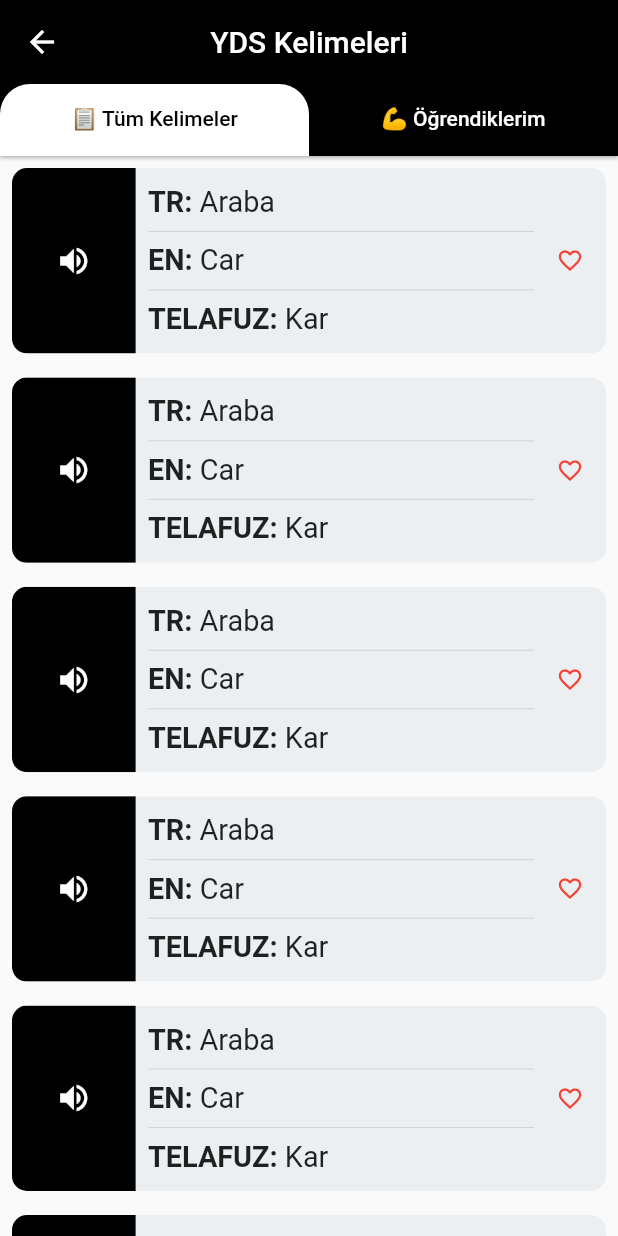
After one commit to imonursahin/language-app, a Flutter app: the CategoryPage screen opened directly, after a tap on "YDS Kelimeleri", on a phone screen of 412 x 824 dp. The commit adds this screen. Run offline on Flutter 3.47's test engine with Material 2 defaults, Android fonts, the phone set to English and light mode, and no system bars; our stand-ins replace sizer.

Commit message:
word list page and firebase

```diff
--- a/lib/Features/category_detail_page.dart
+++ /dev/null
@@ -1,15 +0,0 @@
-import 'package:flutter/material.dart';
-
-class CategoryDetailPage extends StatefulWidget {
-  const CategoryDetailPage({super.key});
-
-  @override
-  State<CategoryDetailPage> createState() => _CategoryDetailPageState();
-}
-
-class _CategoryDetailPageState extends State<CategoryDetailPage> {
-  @override
-  Widget build(BuildContext context) {
-    return Container();
-  }
-}
--- /dev/null
+++ b/lib/Features/category_detail_page/all_words_page.dart
@@ -0,0 +1,109 @@
+import 'package:flutter/material.dart';
+import 'package:sizer/sizer.dart';
+
+class AllWordsPage extends StatefulWidget {
+  const AllWordsPage({super.key});
+
+  @override
+  State<AllWordsPage> createState() => _AllWordsPageState();
+}
+
+class _AllWordsPageState extends State<AllWordsPage> {
+  @override
+  Widget build(BuildContext context) {
+    return Scaffold(
+      body: ListView.builder(
+          itemCount: 15,
+          shrinkWrap: true,
+          itemBuilder: (BuildContext context, int index) {
+            return Padding(
+              padding: const EdgeInsets.all(8.0),
+              child: ClipRRect(
+                borderRadius: BorderRadius.circular(10),
+                child: Container(
+                  height: 15.h,
+                  color: Colors.blueGrey[50],
+                  child: Row(
+                    children: <Widget>[
+                      Container(
+                        color: Colors.black,
+                        width: 20.w,
+                        height: 40.h,
+                        child: IconButton(
+                            onPressed: () {},
+                            icon: Icon(Icons.volume_up, color: Colors.white)),
+                      ),
+                      SizedBox(width: 2.w),
+                      Expanded(
+                        child: Column(
+                          crossAxisAlignment: CrossAxisAlignment.start,
+                          mainAxisAlignment: MainAxisAlignment.center,
+                          children: [
+                            Row(
+                              children: [
+                                Text(
+                                  "TR: ",
+                                  style: TextStyle(
+                                      fontWeight: FontWeight.bold,
+                                      fontSize: 14.sp),
+                                ),
+                                Text(
+                                  "Araba",
+                                  style: TextStyle(fontSize: 14.sp),
+                                ),
+                              ],
+                            ),
+                            Divider(),
+                            Row(
+                              children: [
+                                Text(
+                                  "EN: ",
+                                  style: TextStyle(
+                                      fontWeight: FontWeight.bold,
+                                      fontSize: 14.sp),
+                                ),
+                                Text(
+                                  "Car",
+                                  style: TextStyle(fontSize: 14.sp),
+                                ),
+                              ],
+                            ),
+                            Divider(),
+                            Row(
+                              children: [
+                                Text(
+                                  "TELAFUZ: ",
+                                  style: TextStyle(
+                                      fontWeight: FontWeight.bold,
+                                      fontSize: 14.sp),
+                                ),
+                                Text(
+                                  "Kar",
+                                  style: TextStyle(fontSize: 14.sp),
+                                ),
+                              ],
+                            ),
+                          ],
+                        ),
+                      ),
+                      IconButton(
+                          icon: "isFavorite" == true
+                              ? Icon(
+                                  Icons.favorite,
+                                  size: 18,
+                                )
+                              : Icon(
+                                  Icons.favorite_border_outlined,
+                                  size: 18,
+                                ),
+                          color: Colors.red,
+                          onPressed: () async {})
+                    ],
+                  ),
+                ),
+              ),
+            );
+          }),
+    );
+  }
+}
--- /dev/null
+++ b/lib/Features/category_detail_page/category_detail_page.dart
@@ -0,0 +1,54 @@
+import 'package:flutter/material.dart';
+
+import 'all_words_page.dart';
+
+class CategoryDetailPage extends StatefulWidget {
+  const CategoryDetailPage({super.key});
+
+  @override
+  State<CategoryDetailPage> createState() => _CategoryDetailPageState();
+}
+
+class _CategoryDetailPageState extends State<CategoryDetailPage> {
+  @override
+  Widget build(BuildContext context) {
+    return DefaultTabController(
+        length: 2,
+        child: SafeArea(
+          child: Scaffold(
+            appBar: AppBar(
+              backgroundColor: Colors.black,
+              title: Text("YDS Kelimeleri"),
+              centerTitle: true,
+              elevation: 1,
+              bottom: TabBar(
+                  labelColor: Colors.black,
+                  unselectedLabelColor: Colors.white,
+                  indicator: BoxDecoration(
+                      borderRadius: BorderRadius.only(
+                          topLeft: Radius.circular(20),
+                          topRight: Radius.circular(20)),
+                      color: Colors.white),
+                  tabs: [
+                    Tab(
+                      child: Align(
+                        alignment: Alignment.center,
+                        child: Text("📋 Tüm Kelimeler"),
+                      ),
+                    ),
+                    Tab(
+                      child: Align(
+                        alignment: Alignment.center,
+                        child: Text("💪 Öğrendiklerim"),
+                      ),
+                    ),
+                  ]),
+            ),
+            body: TabBarView(children: [
+              AllWordsPage(),
+              AllWordsPage(),
+            ]),
+          ),
+        ));
+  }
+}
--- a/lib/Features/category_page.dart
+++ b/lib/Features/category_page.dart
@@ -1,5 +1,7 @@
 import 'package:flutter/material.dart';
 import 'package:sizer/sizer.dart';
+
+import 'category_detail_page/category_detail_page.dart';
 
 class CategoryPage extends StatefulWidget {
   const CategoryPage({Key? key}) : super(key: key);
@@ -68,7 +70,15 @@ class _CategoryPageState extends State<CategoryPage> {
                   ),
                 ),
                 SizedBox(height: 2.h),
-                ClipRRect(
+                InkWell(
+                  onTap: () {
+                    Navigator.push(
+                      context,
+                      MaterialPageRoute(
+                          builder: (context) => CategoryDetailPage()),
+                    );
+                  },
+                  child: ClipRRect(
                     borderRadius: BorderRadius.circular(10),
                     child: Container(
                       height: 10.h,
@@ -77,8 +87,8 @@ class _CategoryPageState extends State<CategoryPage> {
                         children: <Widget>[
                           Container(
                             color: Colors.red,
-                          width: 70,
-                          height: 70,
+                            width: 20.w,
+                            height: 40.h,
                             child: Icon(Icons.travel_explore_rounded,
                                 color: Colors.white),
                           ),
@@ -105,6 +115,7 @@ class _CategoryPageState extends State<CategoryPage> {
                         ],
                       ),
                     ),
+                  ),
                 )
               ],
             )),
--- a/pubspec.yaml
+++ b/pubspec.yaml
@@ -37,6 +37,7 @@ dependencies:
   # Use with the CupertinoIcons class for iOS style icons.
   cupertino_icons: ^1.0.2
   sizer: ^2.0.15
+  vertical_card_pager: ^1.5.0
 
 dev_dependencies:
   flutter_test:
```
Also changed, not shown: pubspec.lock, 8 other files. Lines whose indentation alone changed are shown as unchanged.
